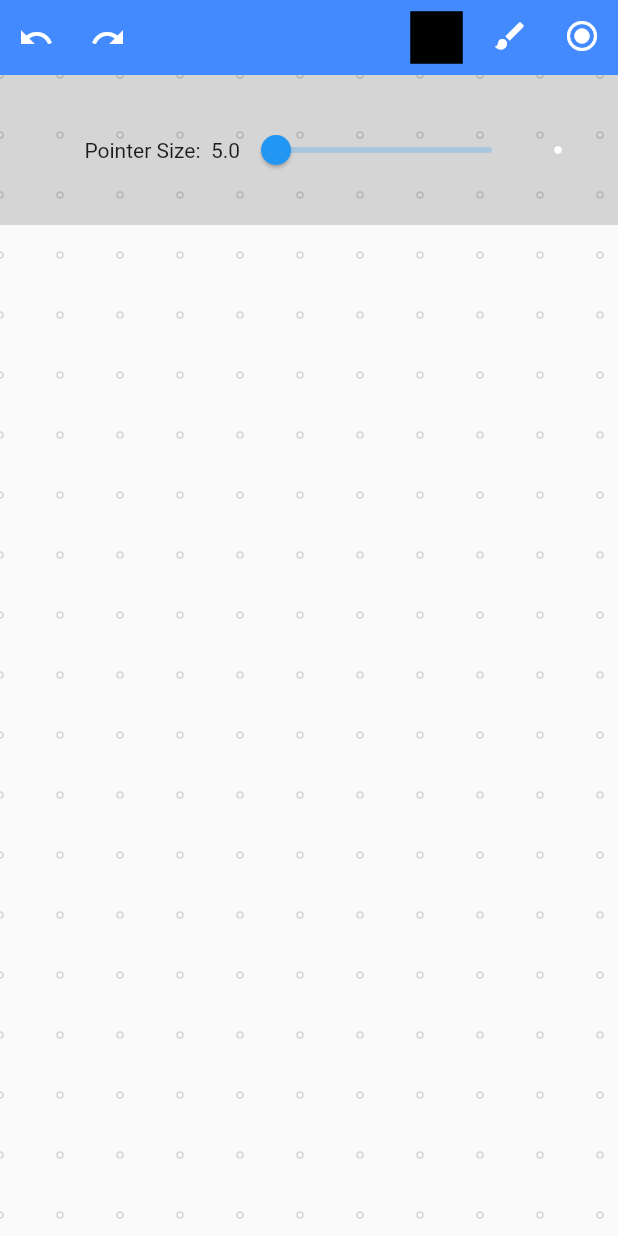
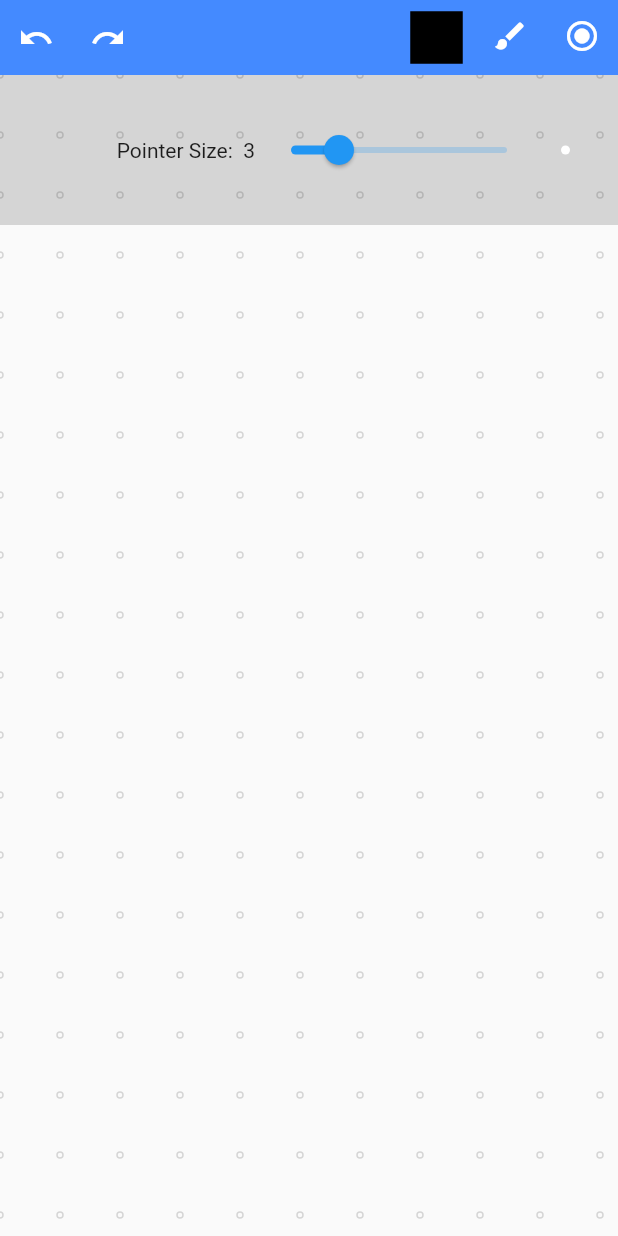
Before and after one commit to maheshj01/Paint-Redesigned, a Flutter app: the screen it shows after launch, after a tap on the "undo" icon, after a tap on the "brush" icon, on a phone screen of 412 x 824 dp. Run offline on Flutter 3.47's test engine with Material 2 defaults, Android fonts, the light colour scheme and no system bars; our stand-ins replace flutter_colorpicker; missing offline and left inert: universal_html.

Commit message:
fix: independent paint color and size

```diff
--- a/lib/appbar.dart
+++ b/lib/appbar.dart
@@ -1,6 +1,8 @@
 import 'package:canvas/cursor.dart';
+import 'package:canvas/point.dart';
 import 'package:canvas/whiteboard.dart';
 import 'package:flutter/material.dart';
+import 'package:provider/provider.dart';
 
 class AppBarWidget extends StatelessWidget with PreferredSizeWidget {
   final String title;
@@ -11,6 +13,7 @@ class AppBarWidget extends StatelessWidget with PreferredSizeWidget {
   Function onColorTapped;
   final BuildContext context;
   final List<Widget> actions;
+  int totalPoints = 0; // multiples of 100
 
   Widget colorBoxWidget() {
     return Container(color: selectedColor, width: 35, height: 35);
@@ -29,9 +32,14 @@ class AppBarWidget extends StatelessWidget with PreferredSizeWidget {
       : super(key: key);
   @override
   Widget build(BuildContext context) {
-    return StreamBuilder<List<Offset>>(
-        stream: offSetController.offset.stream,
-        builder: (BuildContext context, AsyncSnapshot<List<Offset>> snapshot) {
+    final store = Provider.of<Point>(
+      context,
+      listen: false,
+    );
+
+    return StreamBuilder<List<Point>>(
+        stream: points.controller.stream,
+        builder: (BuildContext context, AsyncSnapshot<List<Point>> snapshot) {
           return Container(
             color: Colors.blueAccent,
             child: Row(
@@ -47,23 +55,29 @@ class AppBarWidget extends StatelessWidget with PreferredSizeWidget {
                             color: Colors.white,
                           ),
                           onPressed: () {
-                            List<Offset> newList = [];
+                            List<Point> newList = [];
                             if (snapshot.data != null) {
-                              List<Offset> offsetList = [];
-                              offsetList = snapshot.data;
-                              for (int i = 0; i < offsetList.length - 1; i++) {
-                                newList.add(offsetList[i]);
+                              List<Point> pointsList = [];
+                              pointsList = snapshot.data;
+                              for (int i = 0;
+                                  i < pointsList.length - 100;
+                                  i++) {
+                                newList.add(pointsList[i]);
                               }
                             }
-                            offSetController.offset.sink.add(newList);
-                            print('undo');
+                            points.controller.sink.add(newList);
                           }),
                       IconButton(
                           icon: Icon(
                             Icons.redo,
                             color: Colors.white,
                           ),
-                          onPressed: () {}),
+                          onPressed: () {
+                            final List<Point> totalPoints = store.points;
+                            for (int i = 0; i < 100; i++) {
+
+                            }
+                          }),
                     ],
                   ),
                 ),
--- a/lib/dotpainter.dart
+++ b/lib/dotpainter.dart
@@ -2,6 +2,8 @@ import 'dart:ui';
 import 'dart:math' as math;
 import 'package:flutter/material.dart';
 
+/// Dots to show on the Cnavas to help
+/// draw shapes
 class DotPainter extends CustomPainter {
   @override
   void paint(Canvas canvas, Size size) {
--- a/lib/main.dart
+++ b/lib/main.dart
@@ -1,5 +1,7 @@
+import 'package:canvas/point.dart';
 import 'package:canvas/whiteboard.dart';
 import 'package:flutter/material.dart';
+import 'package:provider/provider.dart';
 
 void main() {
   runApp(MyApp());
@@ -8,7 +10,9 @@ void main() {
 class MyApp extends StatelessWidget {
   @override
   Widget build(BuildContext context) {
-    return MaterialApp(
+    return ChangeNotifierProvider(
+      create: (_) => Point(),
+      child: MaterialApp(
         title: 'Flutter Demo',
         debugShowCheckedModeBanner: false,
         theme: ThemeData(
@@ -16,6 +20,7 @@ class MyApp extends StatelessWidget {
           visualDensity: VisualDensity.adaptivePlatformDensity,
         ),
         home: WhiteBoard(),
+      ),
     );
   }
 }
--- /dev/null
+++ b/lib/point.dart
@@ -0,0 +1,16 @@
+import 'package:flutter/material.dart';
+
+class Point extends ChangeNotifier {
+  final Offset position;
+  final Paint paint;
+  List<Point> _points;
+
+  set points(List<Point> p) {
+    _points = p;
+    notifyListeners();
+  }
+
+  List<Point> get points => _points;
+
+  Point({this.position, this.paint});
+}
--- a/lib/whiteboard.dart
+++ b/lib/whiteboard.dart
@@ -5,9 +5,11 @@ import 'package:canvas/appbar.dart';
 import 'package:canvas/cursor.dart';
 import 'package:canvas/dotpainter.dart';
 import 'package:flutter/material.dart';
-import 'dart:math' as math;
 
 import 'package:flutter_colorpicker/flutter_colorpicker.dart';
+import 'package:provider/provider.dart';
+
+import 'point.dart';
 
 class WhiteBoard extends StatefulWidget {
   @override
@@ -24,53 +26,119 @@ class _WhiteBoardState extends State<WhiteBoard>
         AnimationController(duration: Duration(milliseconds: 500), vsync: this)
           ..addListener(() => setState(() {}));
     animation = Tween(begin: -200.0, end: 0.0).animate(_controller);
+    paint = Paint();
   }
 
   void changeColor(Color color) {
     setState(() => pickerColor = color);
   }
 
+  void onPenTapped() {
+    if (_controller.status == AnimationStatus.completed) {
+      _controller.reverse();
+      return;
+    }
+    _controller.forward();
+    return;
+  }
+
+  double paintSize() {
+    if (_sliderValue < 3)
+      return _sliderValue * 3;
+    else if (_sliderValue < 8) return _sliderValue * 2;
+    if (_sliderValue <= 10) return _sliderValue * 1.5;
+  }
+
+  Widget _topPaintBar() {
+    return Align(
+      alignment: Alignment.topRight,
+      child: Transform.translate(
+        offset: Offset(
+          0,
+          animation.value,
+        ),
+        child: Container(
+          padding: EdgeInsets.all(20),
+          height: 100,
+          decoration: BoxDecoration(
+            color: Colors.black.withOpacity(0.15),
+          ),
+          child: Row(
+            mainAxisAlignment: MainAxisAlignment.end,
+            children: [
+              Text('Pointer Size:  '),
+              Text(_sliderValue.toInt().toString()),
+              Slider(
+                  value: _sliderValue,
+                  min: _sliderMin,
+                  max: _sliderMax,
+                  label: 'Size',
+                  onChanged: (value) {
+                    setState(() {
+                      _sliderValue = value;
+                    });
+                  }),
+              Container(
+                width: 30,
+                height: 30,
+                alignment: Alignment.center,
+                child: Container(
+                  height: paintSize(),
+                  alignment: Alignment.center,
+                  decoration: BoxDecoration(
+                    shape: BoxShape.circle,
+                    color: Colors.white,
+                  ),
+                ),
+              )
+            ],
+          ),
+        ),
+      ),
+    );
+  }
+
   Color pickerColor = Colors.black;
   BlendMode blendMode = BlendMode.softLight;
-  double _sliderMin = 5.0;
-  double _sliderMax = 50.0;
-  double _sliderValue = 5.0;
+  double _sliderMin = 1.0;
+  double _sliderMax = 10.0;
+  double _sliderValue = 3;
   AnimationController _controller;
   Animation<double> animation;
-  List<Offset> localList = [];
+  List<Point> localList = [];
+  Paint paint;
   @override
   Widget build(BuildContext context) {
+    final store = Provider.of<Point>(context, listen: false);
     return Scaffold(
       appBar: AppBarWidget(
-        selectedColor: pickerColor,
-        onColorTapped: () {
-          showDialog(
-              context: context,
-              child: AlertDialog(
-                  title: const Text('Pick a color!'),
-                  content: SingleChildScrollView(
-                    child: ColorPicker(
-                      pickerColor: pickerColor,
-                      onColorChanged: changeColor,
-                      showLabel: true,
-                      pickerAreaHeightPercent: 0.8,
-                    ),
-                  )));
-        },
-        onEraserTapped: () {
-          setState(() {
-            localList = [];
-          });
-          offSetController.offset.sink.add(localList);
-        },
-        onPenTapped: () {
-          _controller.forward();
-        },
-      ),
+          selectedColor: pickerColor,
+          onColorTapped: () {
+            showDialog(
+                context: context,
+                builder: (_) => AlertDialog(
+                    title: const Text('Pick a color!'),
+                    content: SingleChildScrollView(
+                      child: ColorPicker(
+                        pickerColor: pickerColor,
+                        onColorChanged: changeColor,
+                        showLabel: true,
+                        pickerAreaHeightPercent: 0.8,
+                      ),
+                    )));
+          },
+          onEraserTapped: () {
+            setState(() {
+              localList.clear();
+            });
+            points.controller.sink.add(localList);
+            store.points = localList;
+          },
+          onPenTapped: onPenTapped),
       body: GestureDetector(
         onTap: () {
           if (_controller.status == AnimationStatus.completed) {
-            _controller.reset();
+            _controller.reverse();
             return;
           }
         },
@@ -81,24 +149,35 @@ class _WhiteBoardState extends State<WhiteBoard>
                 final renderBox = context.findRenderObject() as RenderBox;
                 final localPosition =
                     renderBox.globalToLocal(startDetails.globalPosition);
-                localList.add(localPosition);
-                offSetController.offset.sink.add(localList);
+                localList.add(Point(
+                    paint: Paint()
+                      ..color = pickerColor
+                      ..strokeWidth = _sliderValue,
+                    position: localPosition));
+                points.controller.sink.add(localList);
+                store.points = localList;
               },
               onPanUpdate: (updateDetails) {
                 final renderBox = context.findRenderObject() as RenderBox;
                 final localPosition =
                     renderBox.globalToLocal(updateDetails.globalPosition);
-                localList.add(localPosition);
-                offSetController.offset.sink.add(localList);
+                localList.add(Point(
+                    paint: Paint()
+                      ..color = pickerColor
+                      ..strokeWidth = _sliderValue,
+                    position: localPosition));
+                points.controller.sink.add(localList);
+                store.points = localList;
               },
               onPanEnd: (downDetails) {
                 localList.add(null);
-                offSetController.offset.sink.add(localList);
+                points.controller.sink.add(localList);
+                store.points = localList;
               },
-              child: StreamBuilder<List<Offset>>(
-                  stream: offSetController.offset.stream,
+              child: StreamBuilder<List<Point>>(
+                  stream: points.controller.stream,
                   builder: (BuildContext context,
-                      AsyncSnapshot<List<Offset>> snapshot) {
+                      AsyncSnapshot<List<Point>> snapshot) {
                     return snapshot.data == null
                         ? Container(
                             color: Colors.transparent,
@@ -109,10 +188,7 @@ class _WhiteBoardState extends State<WhiteBoard>
                             cursorStyle: Cursor.crosshair,
                             child: CustomPaint(
                               painter: WhiteBoardPainter(
-                                  offsetList: snapshot.data,
-                                  color: pickerColor,
-                                  strokeWidth: _sliderValue,
-                                  blendMode: blendMode),
+                                  points: snapshot.data, blendMode: blendMode),
                               child: Container(),
                             ),
                           );
@@ -121,53 +197,7 @@ class _WhiteBoardState extends State<WhiteBoard>
             CustomPaint(
               painter: DotPainter(),
             ),
-            Align(
-              alignment: Alignment.topRight,
-              child: Transform.translate(
-                offset: Offset(
-                  0,
-                  animation.value,
-                ),
-                child: Container(
-                  padding: EdgeInsets.all(20),
-                  height: 100,
-                  decoration: BoxDecoration(
-                    color: Colors.black.withOpacity(0.15),
-                  ),
-                  child: Row(
-                    mainAxisAlignment: MainAxisAlignment.end,
-                    children: [
-                      Text('Pointer Size:  '),
-                      Text(_sliderValue.toStringAsPrecision(2)),
-                      Slider(
-                          value: _sliderValue,
-                          min: _sliderMin,
-                          max: _sliderMax,
-                          label: 'Size',
-                          onChanged: (value) {
-                            setState(() {
-                              _sliderValue = value;
-                            });
-                          }),
-                      Container(
-                        width: 40,
-                        height: 40,
-                        alignment: Alignment.center,
-                        child: Container(
-                          height: _sliderValue,
-                          width: _sliderValue,
-                          alignment: Alignment.center,
-                          decoration: BoxDecoration(
-                              color: Colors.white,
-                              borderRadius:
-                                  BorderRadius.circular(_sliderValue)),
-                        ),
-                      )
-                    ],
-                  ),
-                ),
-              ),
-            )
+            _topPaintBar()
           ],
         ),
       ),
@@ -177,59 +207,55 @@ class _WhiteBoardState extends State<WhiteBoard>
   @override
   void dispose() {
     // TODO: implement dispose
+    _controller.dispose();
     super.dispose();
-    _controller.dispose();
   }
 }
 
 class WhiteBoardPainter extends CustomPainter {
-  WhiteBoardPainter(
-      {this.offsetList, this.blendMode, this.color, this.strokeWidth});
+  WhiteBoardPainter({
+    this.points,
+    this.blendMode,
+  });
   Animation<Color> animation;
-  List<Offset> offsetList;
+  List<Point> points;
   BlendMode blendMode;
-  double strokeWidth;
-  Color color;
-  @override
+  final double _dotsDx = 40;
+  final double _dotsDy = 40;
+  Paint pen = Paint();
+
+  void drawBackgroundPoints(Canvas canvas, Size size) {
+    pen
+      ..style = PaintingStyle.stroke
+      ..color = Colors.grey.withOpacity(0.4)
+      ..strokeWidth = 1.0;
+    for (double dx = 0; dx <= size.width; dx = dx + _dotsDx) {
+      for (double dy = 0; dy <= size.height; dy = dy + _dotsDy) {
+        canvas.drawCircle(Offset(dx, dy), 2, pen);
+      }
+    }
+  }
+
   @override
   void paint(Canvas canvas, Size size) {
     // TODO: implement paint
 
-    final double _dotsDx = 40;
-    final double _dotsDy = 40;
-    Paint paint = Paint();
+    /// draw Background dots for accuracy
+    drawBackgroundPoints(canvas, size);
 
-    /// paint for the background dots
-    paint
-      ..style = PaintingStyle.stroke
-      ..color = Colors.grey.withOpacity(0.4)
-      ..strokeWidth = 1.0;
-
-    /// draw Background dots for accuracy
-    ///
-    for (double dx = 0; dx <= size.width; dx = dx + _dotsDx) {
-      for (double dy = 0; dy <= size.height; dy = dy + _dotsDy) {
-        canvas.drawCircle(Offset(dx, dy), 2, paint);
-      }
-    }
-
-    /// define paint for the brush
-    ///
-    paint
-      ..color = color //Color.fromRGBO(97, 190, 162, 1.0)
-      ..strokeWidth = strokeWidth
-      // ..strokeJoin = StrokeJoin.round
-      // ..blendMode = blendMode
-      // ..imageFilter = ImageFilter.blur()
-      ..style = PaintingStyle.fill;
+    pen.style = PaintingStyle.fill;
     // final c = size.center(Offset.zero);
 
-    for (var i = 0; i < offsetList.length - 1; i++) {
-      if (offsetList[i] != null && offsetList[i + 1] != null) {
+    for (var i = 0; i < points.length - 1; i++) {
+      if (points[i] != null &&
+          points[i]?.position != null &&
+          points[i + 1]?.position != null) {
         canvas.drawLine(
-            Offset(offsetList[i].dx, offsetList[i].dy - kToolbarHeight),
-            Offset(offsetList[i + 1].dx, offsetList[i + 1].dy - kToolbarHeight),
-            paint);
+            Offset(
+                points[i].position.dx, points[i].position.dy - kToolbarHeight),
+            Offset(points[i + 1].position.dx,
+                points[i + 1].position.dy - kToolbarHeight),
+            points[i].paint);
       }
     }
   }
@@ -240,12 +266,11 @@ class WhiteBoardPainter extends CustomPainter {
 
 }
 
-class OffSetController {
-  final offset = StreamController<List<Offset>>.broadcast();
-
+class PointController {
+  final controller = StreamController<List<Point>>.broadcast();
   void dispose() {
-    offset.close();
+    controller.close();
   }
 }
 
-OffSetController offSetController = OffSetController();
+PointController points = PointController();
```
Also changed, not shown: pubspec.yaml (+3 -4 lines), 1 other file. Lines whose indentation alone changed are shown as unchanged.
